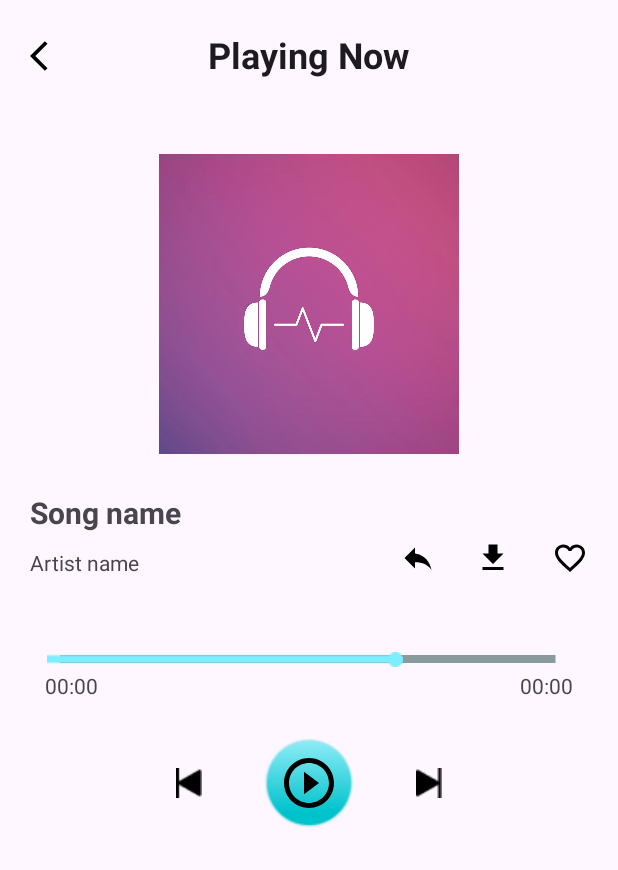
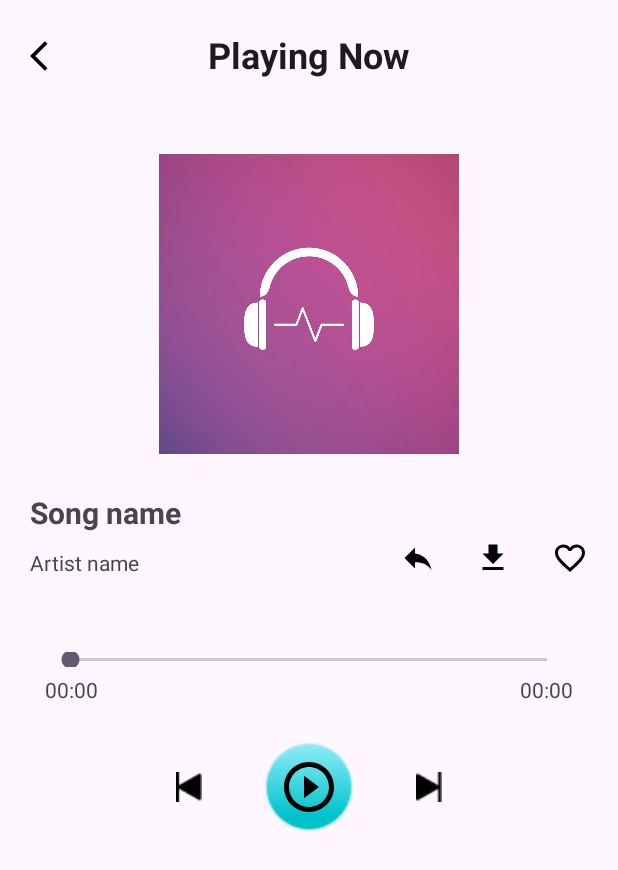
Before and after one commit to snuzj/MusicPlayer, an Android app: the PlayMusicActivity screen opened directly, with no data from a screen before it, on a phone screen of 412 x 824 dp. Shown: the top 870 px of the screen. Run offline under Robolectric (Android 15) with nearby library versions, the phone set to English and light mode, and no system bars; our stand-ins replace Firebase (no records; nobody signed in at launch, a user with empty details on screens opened directly); pictures from the network do not load.

Commit message:
fix seekbar

```diff
--- a/app/src/main/res/layout/activity_play_music.xml
+++ b/app/src/main/res/layout/activity_play_music.xml
@@ -93,22 +93,15 @@
         android:src="@drawable/ic_download"
         app:tint="@color/black" />
 
-    <ImageView android:id="@+id/line"
-        android:src="@drawable/line_4"
-        android:contentDescription="line_4"
+
+
+    <SeekBar android:id="@+id/union"
+        android:backgroundTint="@color/purple_700"
+        android:contentDescription="union"
         android:layout_centerHorizontal="true"
         android:layout_below="@id/artistTv"
-        android:layout_marginTop="52dp"
-        android:layout_width="331.01dp"
-        android:layout_height="5dp" />
-
-    <ImageView android:id="@+id/union"
-        android:src="@drawable/union"
-        android:contentDescription="union"
-        android:layout_marginStart="31dp"
-        android:layout_below="@id/artistTv"
         android:layout_marginTop="50dp"
-        android:layout_width="237dp"
+        android:layout_width="350dp"
         android:layout_height="10dp" />
 
     <TextView
@@ -116,7 +109,7 @@
         android:layout_height="wrap_content"
         android:id="@+id/startTv"
         android:text="00:00"
-        android:layout_below="@id/line"
+        android:layout_below="@id/union"
         android:layout_marginTop="5dp"
         android:layout_marginStart="30dp"/>
 
@@ -125,7 +118,7 @@
         android:layout_height="wrap_content"
         android:id="@+id/durationTv"
         android:text="00:00"
-        android:layout_below="@id/line"
+        android:layout_below="@id/union"
         android:layout_alignParentEnd="true"
         android:layout_marginEnd="30dp"
         android:layout_marginTop="5dp"/>
@@ -133,7 +126,7 @@
     <LinearLayout
         android:layout_width="match_parent"
         android:layout_height="60dp"
-        android:layout_below="@id/line"
+        android:layout_below="@id/union"
         android:layout_marginTop="50dp"
         android:orientation="horizontal"
         android:gravity="center">
```
Also changed, not shown: app/src/main/java/com/snuzj/musicplayer/activities/dashboard/PlayMusicActivity.java (+96 -1 lines).
